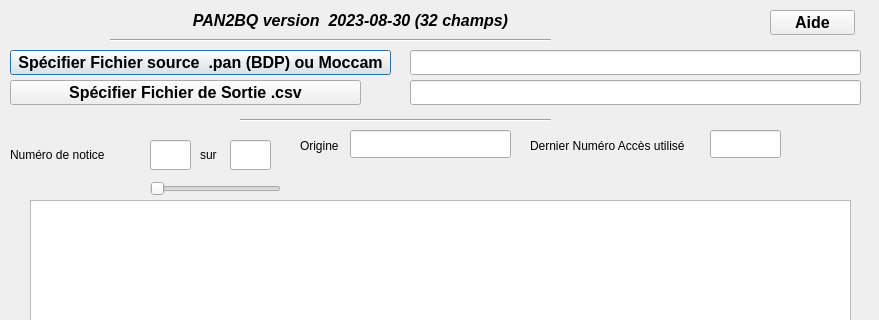
This is UI/BQimport_unimarc.ui in meteos77/pan2bq as Qt 5 draws it before an edit; both pictures show x 0 to 879 and y 0 to 320 of the 879 by 680 pixel window. The edited form follows.
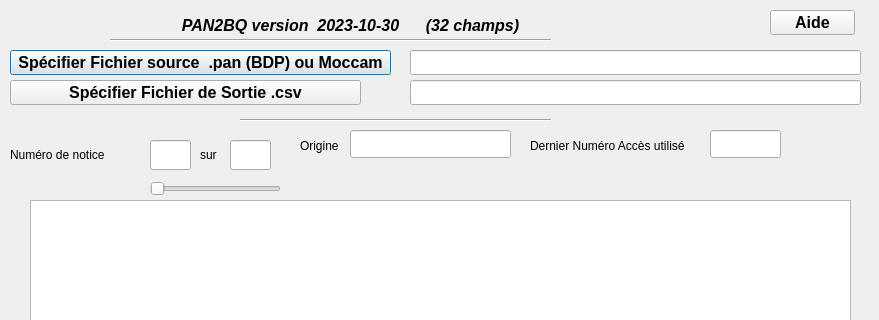
This is the edited form.

The edit to the form file:
```diff
--- a/UI/BQimport_unimarc.ui
+++ b/UI/BQimport_unimarc.ui
@@ -76,7 +76,7 @@
      <x>10</x>
      <y>10</y>
      <width>681</width>
-     <height>20</height>
+     <height>31</height>
     </rect>
    </property>
    <property name="font">
@@ -97,7 +97,7 @@
     <locale language="English" country="UnitedStates"/>
    </property>
    <property name="text">
-    <string>PAN2BQ version  2023-08-30 (32 champs)</string>
+    <string>PAN2BQ version  2023-10-30      (32 champs)</string>
    </property>
    <property name="textFormat">
     <enum>Qt::AutoText</enum>
```
